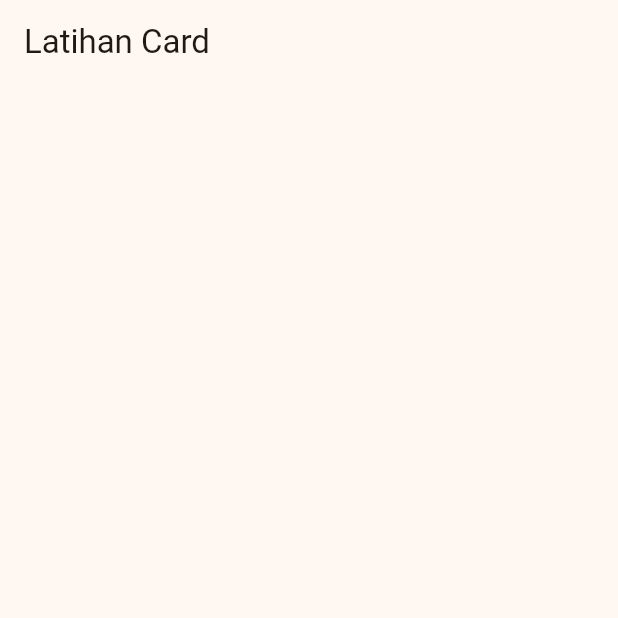
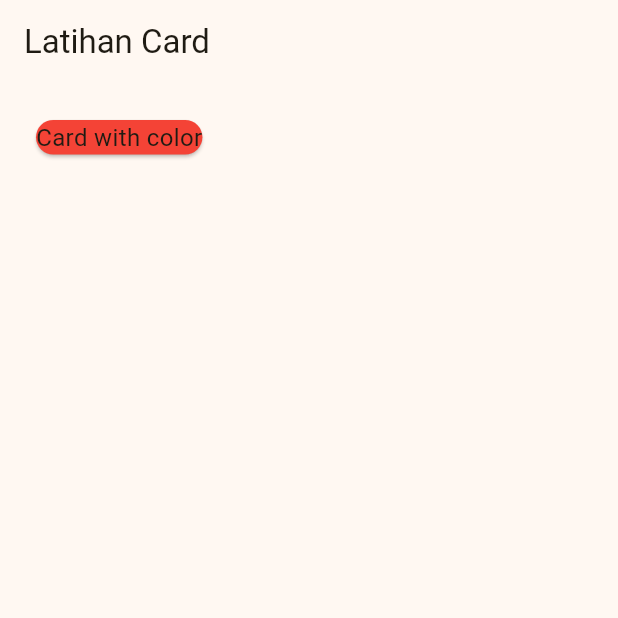
Before and after one commit to annddvaa/Tugas_week_8_1123150164, a Flutter app: the screen it shows after launch, on a phone screen of 412 x 824 dp, the top half of it. Run offline on Flutter 3.47's test engine with Material 3 defaults, Android fonts, the phone set to English and light mode, and no system bars.

Commit message:
membuat card dengan warna merah

```diff
--- a/lib/pages/latihancard.dart
+++ b/lib/pages/latihancard.dart
@@ -10,7 +10,17 @@ class Latihancard extends StatelessWidget {
       body: SingleChildScrollView(
         child: Container(
           padding: const EdgeInsets.all(20.0),
-          child: const Column(children: []),
+          child: const Column(
+            children: [
+              Card(
+                color: Colors.red,
+                child: Text(
+                  "Card with color",
+                  style: TextStyle(fontSize: 16.0),
+                ),
+              ),
+            ],
+          ),
         ),
       ),
     );
```
